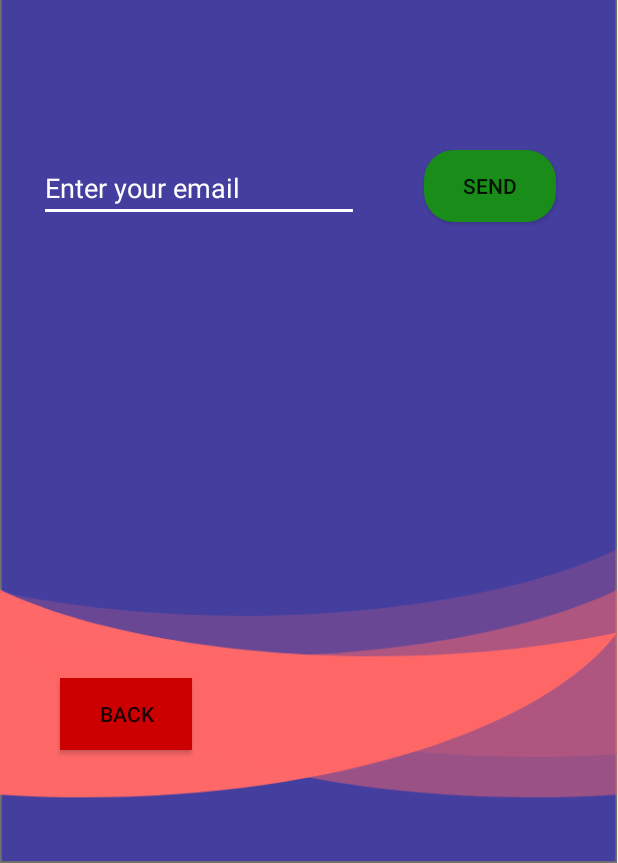
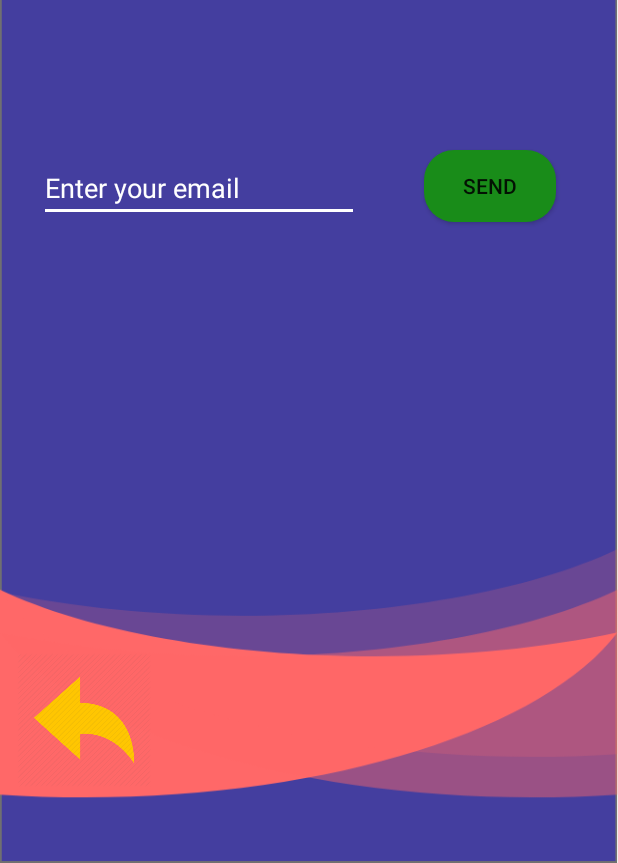
Before and after one commit to FrancoEvett/BETTer-App-Group27, an Android app: the forgot_password screen opened directly, with no data from a screen before it, on a phone screen of 412 x 824 dp, the part 373-1236 px from its top. Run offline under Robolectric (Android 15) with nearby library versions, the phone set to English and light mode, and no system bars.

Commit message:
back button map immage

```diff
--- a/app/src/main/res/layout/activity_forgot_password.xml
+++ b/app/src/main/res/layout/activity_forgot_password.xml
@@ -59,17 +59,16 @@
         app:layout_constraintTop_toTopOf="parent"
         app:layout_constraintVertical_bias="0.449" />
 
-    <Button
-        android:id="@+id/button8"
-        android:layout_width="wrap_content"
-        android:layout_height="wrap_content"
-        android:background="@android:color/holo_red_dark"
+    <ImageView
+        android:id="@+id/imageView8"
+        android:layout_width="112dp"
+        android:layout_height="89dp"
         android:onClick="back"
-        android:text="BACK"
         app:layout_constraintBottom_toBottomOf="parent"
         app:layout_constraintEnd_toEndOf="parent"
-        app:layout_constraintHorizontal_bias="0.123"
+        app:layout_constraintHorizontal_bias="0.0"
         app:layout_constraintStart_toStartOf="parent"
         app:layout_constraintTop_toTopOf="parent"
-        app:layout_constraintVertical_bias="0.903" />
+        app:layout_constraintVertical_bias="0.931"
+        app:srcCompat="@drawable/back_button" />
 </androidx.constraintlayout.widget.ConstraintLayout>
```
Also changed, not shown: app/src/main/res/drawable/map.png (added).
